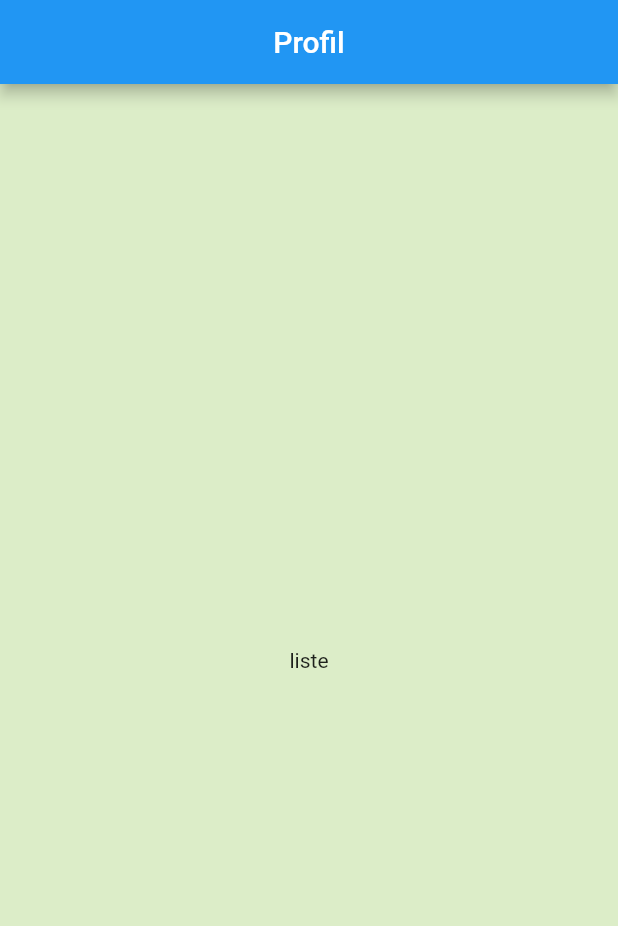
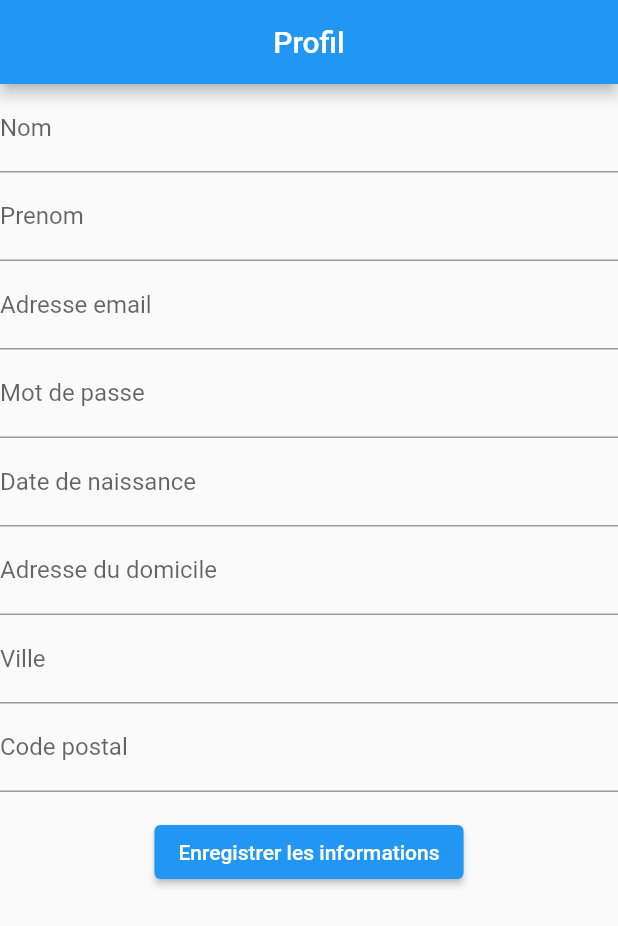
Before and after one commit to MorganeU/Miaged, a Flutter app: the UserProfile screen opened directly, on a phone screen of 412 x 824 dp. Shown: the top 926 px of the screen. Run offline on Flutter 3.47's test engine with Material 2 defaults, Android fonts, the phone set to English and light mode, and no system bars; our stand-ins replace cloud_firestore, firebase_core; missing offline and left inert: dart:ffi; accounts and stored records are empty.

Commit message:
commencement du shoppingBag et de l'userProfile

```diff
--- a/lib/main.dart
+++ b/lib/main.dart
@@ -17,6 +17,7 @@ class MyApp extends StatelessWidget {
   Widget build(BuildContext context) {
     return MaterialApp(
       title: 'Welcome to Flutter',
+      debugShowCheckedModeBanner: false,
       home: LoginPage(),
       // ROUTING
       initialRoute: '/login',
--- a/lib/screens/clothing_list.dart
+++ b/lib/screens/clothing_list.dart
@@ -6,13 +6,12 @@ import 'package:miaged/screens/clothing_detail.dart';
 
 class ClothingList extends StatefulWidget {
   const ClothingList({Key? key}) : super(key: key);
-
   @override
   _ClothingListState createState() => _ClothingListState();
 }
 
 class _ClothingListState extends State<ClothingList> {
-  Future<List<QueryDocumentSnapshot<Map<String, dynamic>>>> GetData() async {
+  Future<List<QueryDocumentSnapshot<Map<String, dynamic>>>> getData() async {
     QuerySnapshot<Map<String, dynamic>> res =
         await FirebaseFirestore.instance.collection('clothes').get();
     var clothes = res.docs;
@@ -30,7 +29,7 @@ class _ClothingListState extends State<ClothingList> {
           centerTitle: true,
         ),
         body: FutureBuilder(
-          future: GetData(),
+          future: getData(),
           builder: (context, snapshot) {
             if (snapshot.hasData) {
               List data = snapshot.data as List;
--- a/lib/screens/user_profile.dart
+++ b/lib/screens/user_profile.dart
@@ -1,7 +1,28 @@
 import 'package:flutter/material.dart';
+import 'package:cloud_firestore/cloud_firestore.dart';
 
 // CINQUIEME PAGE : USER PROFILE -----------------------------------------------
-class UserProfile extends StatelessWidget {
+
+class UserProfile extends StatefulWidget {
+  const UserProfile({Key? key}) : super(key: key);
+
+  @override
+  _UserProfileState createState() => _UserProfileState();
+}
+
+class _UserProfileState extends State<UserProfile> {
+  // Recuperer les infos utilisateur
+  Future<List<QueryDocumentSnapshot<Map<String, dynamic>>>> getPanier() async {
+    QuerySnapshot<Map<String, dynamic>> res =
+        await FirebaseFirestore.instance.collection('users').get();
+    var users = res.docs;
+    print('Utilisateurs : ');
+    users.forEach((user) => {print(user['name'])});
+    return users;
+  }
+
+  final _formKey = GlobalKey<FormState>();
+  @override
   Widget build(BuildContext context) {
     return Scaffold(
         appBar: AppBar(
@@ -9,10 +30,63 @@ class UserProfile extends StatelessWidget {
           automaticallyImplyLeading: false,
           centerTitle: true,
         ),
-      body: const Center(
-        child: Text('liste'),
+        body: Form(
+          key: _formKey,
+          child: Column(
+            children: [
+              const TextField(
+                decoration: InputDecoration(labelText: "Nom"),
               ),
-      backgroundColor: Colors.lightGreen[100],
-    );
+              const TextField(
+                decoration: InputDecoration(labelText: "Prenom"),
+              ),
+              const TextField(
+                decoration: InputDecoration(labelText: "Adresse email"),
+                keyboardType: TextInputType.emailAddress,
+              ),
+              const TextField(
+                decoration: InputDecoration(labelText: "Mot de passe"),
+                obscureText: true,
+              ),
+              const TextField(
+                decoration: InputDecoration(labelText: "Date de naissance"),
+              ),
+              const TextField(
+                decoration: InputDecoration(labelText: "Adresse du domicile"),
+              ),
+              const TextField(
+                decoration: InputDecoration(labelText: "Ville"),
+              ),
+              const TextField(
+                decoration: InputDecoration(labelText: "Code postal"),
+              ),
+              Padding(
+                padding: const EdgeInsets.symmetric(vertical: 16.0),
+                child: ElevatedButton(
+                  onPressed: () {},
+                  child: const Text('Enregistrer les informations'),
+                ),
+              ),
+            ],
+          ),
+        ));
   }
 }
+
+
+
+// class UserProfile extends StatelessWidget {
+//   Widget build(BuildContext context) {
+//     return Scaffold(
+//       appBar: AppBar(
+//         title: const Text("Profil"),
+//         automaticallyImplyLeading: false,
+//         centerTitle: true,
+//       ),
+//       body: const Center(
+//         child: Text('liste'),
+//       ),
+//       backgroundColor: Colors.lightGreen[100],
+//     );
+//   }
+// }
```
Also changed, not shown: lib/screens/shopping_bag.dart (+91 -11 lines), 5 other files. Lines whose indentation alone changed are shown as unchanged.
